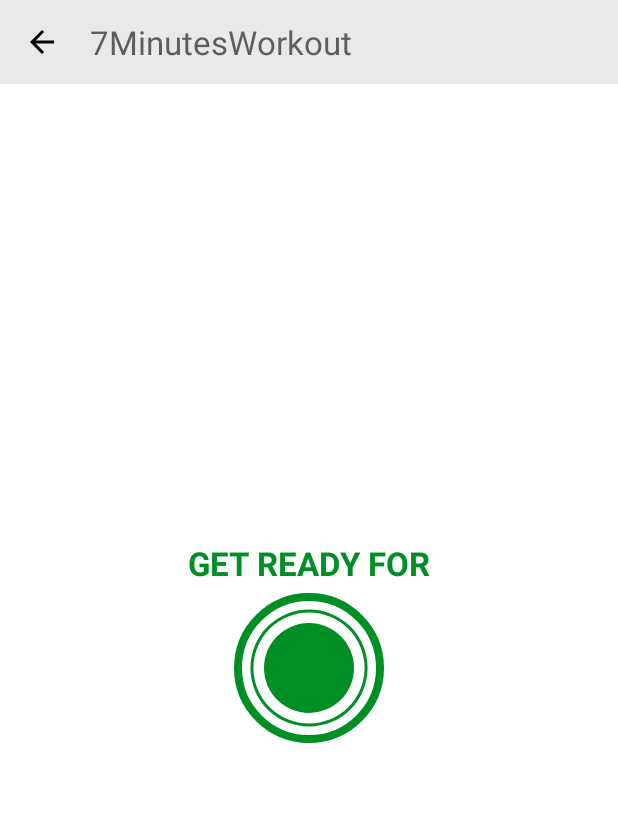
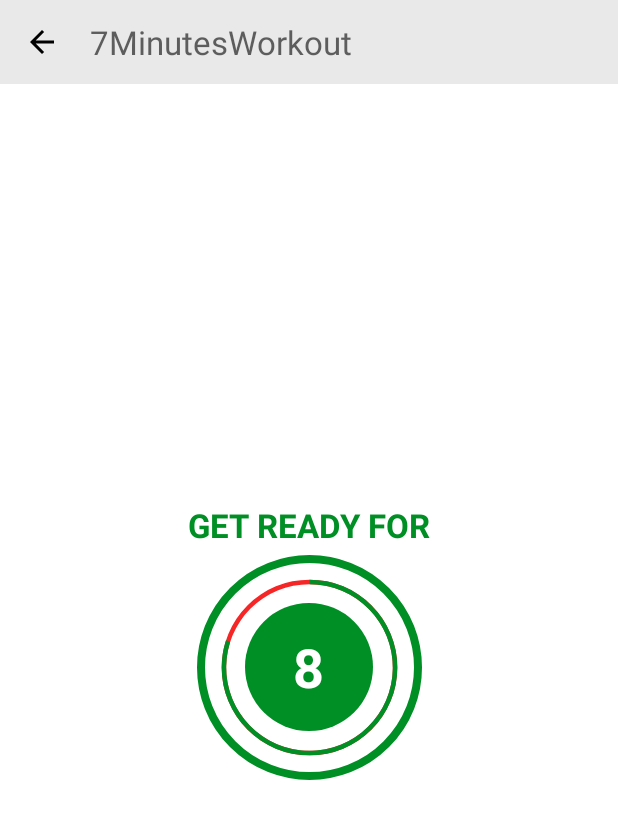
Before and after one commit to Amirabbas-Ghorbani/7_Minutes_Workout, an Android app: the ExerciseActivity screen opened directly, with no data from a screen before it, on a phone screen of 412 x 824 dp. Shown: the top 819 px of the screen. Run offline under Robolectric (Android 15) with nearby library versions, the phone set to English and light mode, and no system bars.

Commit message:
third commit

```diff
--- a/app/src/main/java/ghorbani/amir/a7minutesworkout/ExerciseActivity.kt
+++ b/app/src/main/java/ghorbani/amir/a7minutesworkout/ExerciseActivity.kt
@@ -2,11 +2,15 @@ package ghorbani.amir.a7minutesworkout
 
 import androidx.appcompat.app.AppCompatActivity
 import android.os.Bundle
+import android.os.CountDownTimer
+import android.widget.Toast
 import ghorbani.amir.a7minutesworkout.databinding.ActivityExerciseBinding
 
 class ExerciseActivity : AppCompatActivity() {
 
     private var binding : ActivityExerciseBinding? = null
+    private var restTimer : CountDownTimer? = null
+    private var restProgress = 0
 
     override fun onCreate(savedInstanceState: Bundle?) {
         super.onCreate(savedInstanceState)
@@ -22,5 +26,58 @@ class ExerciseActivity : AppCompatActivity() {
         binding?.toolbarExercise?.setNavigationOnClickListener {
             onBackPressed()
         }
+
+        setupRestView()
+    }
+
+    private fun setupRestView(){
+        if(restTimer != null){
+            restTimer?.cancel()
+            restProgress = 0
+        }
+        setRestProgressBar()
+    }
+
+    private fun setRestProgressBar(){
+        binding?.progressBar?.progress = restProgress
+        restTimer = object : CountDownTimer(10000, 1000){
+            override fun onTick(millisUntilFinished: Long) {
+                restProgress++
+                binding?.progressBar?.progress = 10 - restProgress
+                binding?.tvTimer?.text = (10 - restProgress).toString()
+            }
+            override fun onFinish() {
+                Toast.makeText(this@ExerciseActivity, "Now we start the exercise",
+                    Toast.LENGTH_LONG).show()
+                when(restProgress){
+                    10 -> restTimer?.let {
+                        restProgress = 0
+                        binding?.progressBar?.max = 30
+                        binding?.tvTitle?.text = "EXERCISE NAME"
+                        object : CountDownTimer(30000, 1000){
+                            override fun onTick(millisUntilFinished: Long) {
+                                restProgress++
+                                binding?.progressBar?.progress = 30 - restProgress
+                                binding?.tvTimer?.text = (30 - restProgress).toString()
+                            }
+
+                            override fun onFinish() {
+                                Toast.makeText(this@ExerciseActivity, "Exercise is finished",
+                                    Toast.LENGTH_LONG).show()
+                            }
+                        }.start()
+                    }
+                }
+            }
+        }.start()
+    }
+
+    override fun onDestroy() {
+        super.onDestroy()
+        if(restTimer != null){
+            restTimer?.cancel()
+            restProgress = 0
+        }
+        binding = null
     }
 }
--- a/app/src/main/res/drawable/circular_progress_gray.xml
+++ b/app/src/main/res/drawable/circular_progress_gray.xml
@@ -5,9 +5,9 @@
             android:shape="ring"
             android:innerRadiusRatio="2.7"
             android:thicknessRatio="50.0"
-            android:useLevel="true"
+            android:useLevel="false"
             >
-            <solid android:color="@color/lightGray"/>
+            <solid android:color="@color/lightRed"/>
         </shape>
     </item>
 
--- a/app/src/main/res/layout/activity_exercise.xml
+++ b/app/src/main/res/layout/activity_exercise.xml
@@ -33,8 +33,8 @@
 
     <FrameLayout
         android:id="@+id/flProgressBar"
-        android:layout_width="100dp"
-        android:layout_height="100dp"
+        android:layout_width="150dp"
+        android:layout_height="150dp"
         android:background="@drawable/item_circular_color_accent_border"
         android:layout_marginTop="10dp"
         app:layout_constraintEnd_toEndOf="parent"
@@ -44,8 +44,8 @@
 
         <ProgressBar
             android:id="@+id/progressBar"
-            android:layout_width="100dp"
-            android:layout_height="100dp"
+            android:layout_width="150dp"
+            android:layout_height="150dp"
             style="?android:attr/progressBarStyleHorizontal"
             android:background="@drawable/circular_progress_gray"
             android:progressDrawable="@drawable/circular_progress_bar"
@@ -57,8 +57,8 @@
             />
 
         <LinearLayout
-            android:layout_width="60dp"
-            android:layout_height="60dp"
+            android:layout_width="85dp"
+            android:layout_height="85dp"
             android:background="@drawable/item_circular_color_accent_background"
             android:layout_gravity="center"
             android:gravity="center">
@@ -68,7 +68,10 @@
                 android:layout_width="wrap_content"
                 android:layout_height="wrap_content"
                 android:gravity="center"
-
+                android:textSize="36sp"
+                android:textStyle="bold"
+                android:textColor="@color/white"
+                tools:text="10"
                 />
 
         </LinearLayout>
--- a/app/src/main/res/values/colors.xml
+++ b/app/src/main/res/values/colors.xml
@@ -12,6 +12,8 @@
     <color name="colorPrimaryDark">#B2212121</color>
     <color name="colorAccent">#008F24</color>
     <color name="lightGray">#C4C4C4</color>
+    <color name="lightRed">#F62626</color>
+    <color name="lightOrange">#FF0000</color>
 
     <color name="toolbar_color_control_normal">#000000</color>
 </resources>
```
